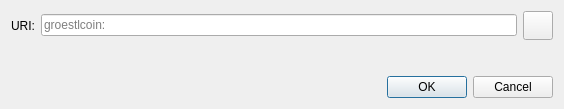
This is src/qt/forms/openuridialog.ui in DM-enterprises/bitcoin as Qt 5 draws it before an edit. The edited form follows.
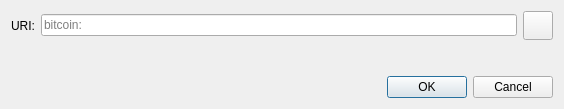
This is the edited form. Icons and pictures are not drawn. Custom widgets are drawn as their Qt base class.

What changed in the file:
```diff
--- a/src/qt/forms/openuridialog.ui
+++ b/src/qt/forms/openuridialog.ui
@@ -26,7 +26,7 @@
      <item>
       <widget class="QValidatedLineEdit" name="uriEdit">
        <property name="placeholderText">
-        <string notr="true">groestlcoin:</string>
+        <string notr="true">bitcoin:</string>
        </property>
       </widget>
      </item>
```
